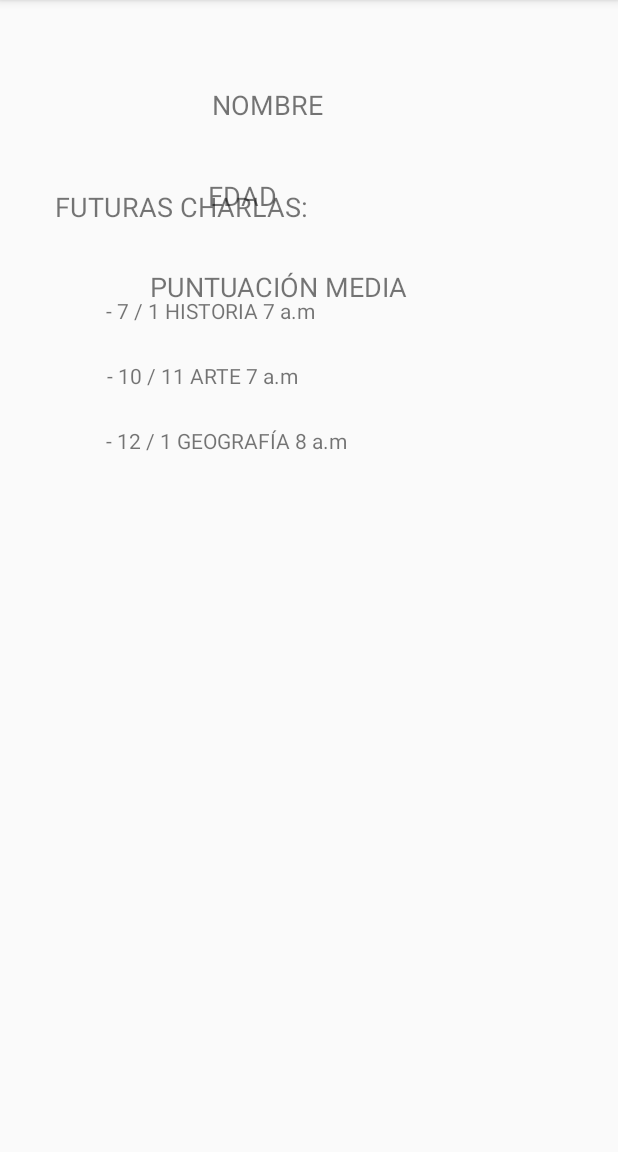
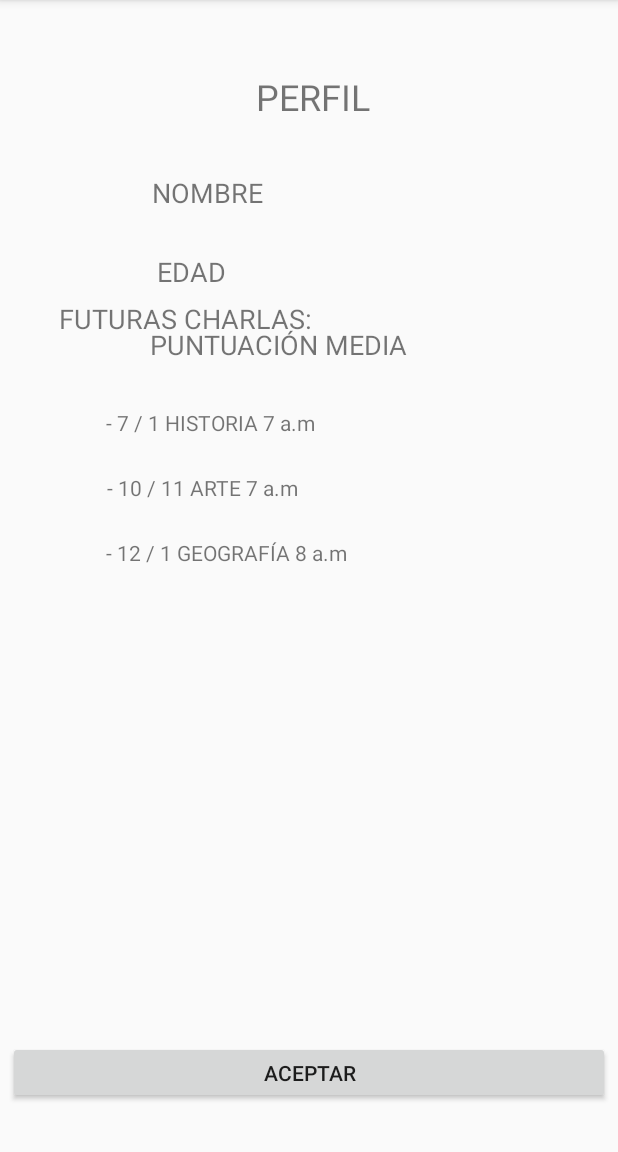
Before and after one commit to SomHackathon2020/somhackathon2020-oconhache, an Android app: the ponentProfile screen opened directly, with no data from a screen before it, on a phone screen of 412 x 824 dp, the part 84-1236 px from its top. Run offline under Robolectric (Android 15) with nearby library versions, the phone set to English and light mode, and no system bars.

Commit message:
Merge branch 'develop' of https://github.com/SomHackathon2020/somhackathon2020-oconhache into develop
# Conflicts:
#	app/src/main/res/layout/activity_singup.xml

```diff
--- a/app/src/main/res/layout/activity_login.xml
+++ b/app/src/main/res/layout/activity_login.xml
@@ -35,7 +35,7 @@
         android:layout_marginBottom="20dp"
         android:ems="10"
         android:inputType="textPersonName"
-        android:text="Nombre de usuario"
+        android:hint="Nombre de usuario"
         app:layout_constraintBottom_toTopOf="@+id/password"
         app:layout_constraintEnd_toEndOf="parent"
         app:layout_constraintHorizontal_bias="0.0"
@@ -53,7 +53,7 @@
         android:layout_marginBottom="35dp"
         android:ems="10"
         android:inputType="textPersonName"
-        android:text="Password"
+        android:hint="Password"
         app:layout_constraintBottom_toTopOf="@+id/singin"
         app:layout_constraintEnd_toEndOf="parent"
         app:layout_constraintHorizontal_bias="0.0"
--- a/app/src/main/res/layout/activity_ponent_profile.xml
+++ b/app/src/main/res/layout/activity_ponent_profile.xml
@@ -10,11 +10,9 @@
         android:id="@+id/imageView3"
         android:layout_width="wrap_content"
         android:layout_height="wrap_content"
-        android:layout_marginStart="36dp"
-        android:layout_marginLeft="36dp"
-        android:layout_marginTop="57dp"
-        android:layout_marginBottom="84dp"
-        app:layout_constraintBottom_toTopOf="@+id/textView5"
+        android:layout_marginStart="44dp"
+        android:layout_marginLeft="44dp"
+        android:layout_marginTop="116dp"
         app:layout_constraintStart_toStartOf="parent"
         app:layout_constraintTop_toTopOf="parent"
         tools:srcCompat="@tools:sample/avatars[3]" />
@@ -25,16 +23,35 @@
         android:layout_height="wrap_content"
         android:layout_marginStart="49dp"
         android:layout_marginLeft="49dp"
-        android:layout_marginTop="57dp"
+        android:layout_marginTop="116dp"
         android:layout_marginEnd="141dp"
         android:layout_marginRight="141dp"
         android:editable="true"
         android:text="NOMBRE"
         android:textSize="18sp"
         app:layout_constraintEnd_toEndOf="parent"
+        app:layout_constraintHorizontal_bias="0.08"
         app:layout_constraintStart_toEndOf="@+id/imageView3"
         app:layout_constraintTop_toTopOf="parent"
         tools:text="NOMBRE" />
+
+    <TextView
+        android:id="@+id/textView4"
+        android:layout_width="wrap_content"
+        android:layout_height="wrap_content"
+        android:layout_marginStart="50dp"
+        android:layout_marginLeft="50dp"
+        android:layout_marginTop="24dp"
+        android:layout_marginEnd="65dp"
+        android:layout_marginRight="65dp"
+        android:editable="true"
+        android:text="PUNTUACIÓN MEDIA"
+        android:textSize="18sp"
+        app:layout_constraintEnd_toEndOf="parent"
+        app:layout_constraintHorizontal_bias="0.071"
+        app:layout_constraintStart_toEndOf="@+id/imageView3"
+        app:layout_constraintTop_toBottomOf="@+id/textView3"
+        tools:text="PUNTUACIÓN MEDIA" />
 
     <TextView
         android:id="@+id/textView3"
@@ -42,35 +59,17 @@
         android:layout_height="wrap_content"
         android:layout_marginStart="49dp"
         android:layout_marginLeft="49dp"
-        android:layout_marginTop="36dp"
+        android:layout_marginTop="28dp"
         android:layout_marginEnd="163dp"
         android:layout_marginRight="163dp"
         android:editable="true"
         android:text="EDAD"
         android:textSize="18sp"
         app:layout_constraintEnd_toEndOf="parent"
-        app:layout_constraintHorizontal_bias="0.454"
+        app:layout_constraintHorizontal_bias="0.105"
         app:layout_constraintStart_toEndOf="@+id/imageView3"
         app:layout_constraintTop_toBottomOf="@+id/textView"
         tools:text="EDAD" />
-
-    <TextView
-        android:id="@+id/textView4"
-        android:layout_width="wrap_content"
-        android:layout_height="wrap_content"
-        android:layout_marginStart="50dp"
-        android:layout_marginLeft="50dp"
-        android:layout_marginTop="36dp"
-        android:layout_marginEnd="65dp"
-        android:layout_marginRight="65dp"
-        android:editable="true"
-        android:text="PUNTUACIÓN MEDIA"
-        android:textSize="18sp"
-        app:layout_constraintEnd_toEndOf="parent"
-        app:layout_constraintHorizontal_bias="0.157"
-        app:layout_constraintStart_toEndOf="@+id/imageView3"
-        app:layout_constraintTop_toBottomOf="@+id/textView3"
-        tools:text="PUNTUACIÓN MEDIA" />
 
     <TextView
         android:id="@+id/textView5"
@@ -78,14 +77,14 @@
         android:layout_height="wrap_content"
         android:layout_marginStart="39dp"
         android:layout_marginLeft="39dp"
-        android:layout_marginTop="68dp"
+        android:layout_marginTop="84dp"
         android:layout_marginEnd="243dp"
         android:layout_marginRight="243dp"
         android:editable="true"
         android:text="FUTURAS CHARLAS:"
         android:textSize="18sp"
         app:layout_constraintEnd_toEndOf="parent"
-        app:layout_constraintHorizontal_bias="0.083"
+        app:layout_constraintHorizontal_bias="0.0"
         app:layout_constraintStart_toStartOf="parent"
         app:layout_constraintTop_toBottomOf="@+id/imageView3"
         tools:text="FUTURAS CHARLAS:" />
@@ -137,4 +136,37 @@
         app:layout_constraintStart_toStartOf="parent"
         app:layout_constraintTop_toBottomOf="@+id/textView7"
         tools:text="- 12 / 1 GEOGRAFÍA 8 a.m" />
+
+    <Button
+        android:id="@+id/button"
+        android:layout_width="401dp"
+        android:layout_height="42dp"
+        android:layout_marginStart="5dp"
+        android:layout_marginLeft="5dp"
+        android:layout_marginEnd="5dp"
+        android:layout_marginRight="5dp"
+        android:layout_marginBottom="32dp"
+        android:text="ACEPTAR"
+        app:layout_constraintBottom_toBottomOf="parent"
+        app:layout_constraintEnd_toEndOf="parent"
+        app:layout_constraintHorizontal_bias="0.0"
+        app:layout_constraintStart_toStartOf="parent"
+        tools:text="ACEPTAR" />
+
+    <TextView
+        android:id="@+id/userProfile"
+        android:layout_width="wrap_content"
+        android:layout_height="wrap_content"
+        android:layout_marginStart="181dp"
+        android:layout_marginLeft="181dp"
+        android:layout_marginTop="48dp"
+        android:layout_marginEnd="172dp"
+        android:layout_marginRight="172dp"
+        android:text="PERFIL"
+        android:textSize="24sp"
+        app:layout_constraintEnd_toEndOf="parent"
+        app:layout_constraintHorizontal_bias="0.628"
+        app:layout_constraintStart_toStartOf="parent"
+        app:layout_constraintTop_toTopOf="parent"
+        tools:text="PERFIL" />
 </androidx.constraintlayout.widget.ConstraintLayout>
--- a/app/src/main/res/values/strings.xml
+++ b/app/src/main/res/values/strings.xml
@@ -30,7 +30,7 @@
     <string name="asistants"> NUMERO DE ASISTENTES: </string>
     <string name="description"> Descripción detallada: </string>
 
-
+    <string name="userProfile">PERFIL</string>
     <string name="action_perfil">Perfil</string>
     <string name="action_inscription">Inscribirse</string>
     <string name="action_event">Crear evento</string>
```
